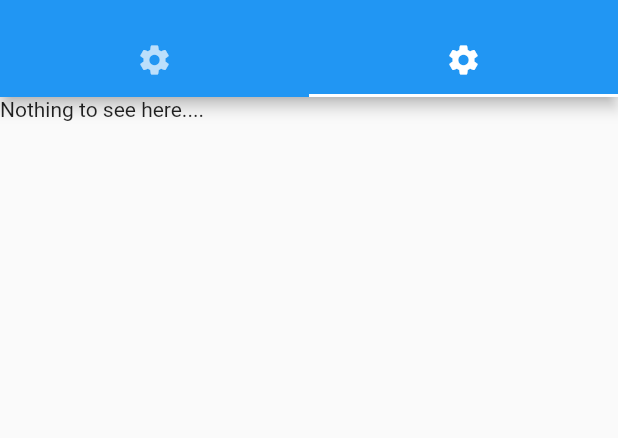
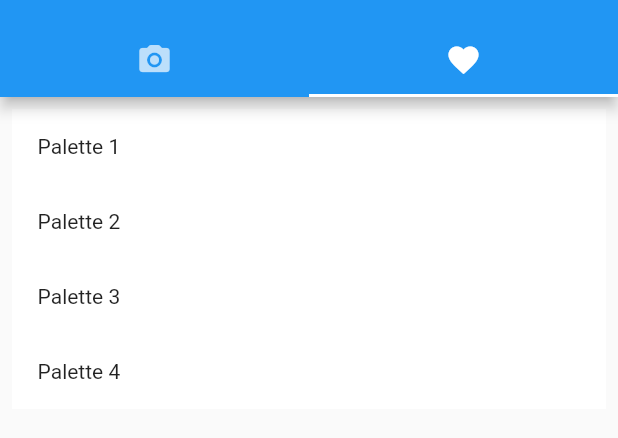
Before and after one commit to sudotensor/arcus, a Flutter app: the screen it shows after launch, tab 2 chosen, on a phone screen of 412 x 824 dp, the part 59-497 px from its top. Run offline on Flutter 3.47's test engine with Material 2 defaults, Android fonts, the phone set to English and light mode, and no system bars; our stand-ins replace image_picker.

Commit message:
update favourites tab
The favourites tab now has a skeleton to display favourite palettes from a list

```diff
--- /dev/null
+++ b/lib/favourites.dart
@@ -0,0 +1,28 @@
+import 'package:flutter/material.dart';
+
+class Favourites extends StatefulWidget {
+  @override
+  _FavouritesState createState() => _FavouritesState();
+}
+
+class _FavouritesState extends State<Favourites> {
+  final List<String> favourites = <String>['Palette 1', 'Palette 2', 'Palette 3', 'Palette 4'];
+
+  @override
+  Widget build(BuildContext context) {
+    return ListView.builder(
+        padding: const EdgeInsets.all(8),
+        itemCount: favourites.length,
+        itemBuilder: (BuildContext context, int index) {
+          return Container(
+            height: 50,
+            color: Colors.white,
+            child: Align(
+                alignment: Alignment(-0.9, 0.0),
+                child: Text('${favourites[index]}'),
+            ),
+          );
+        },
+    );
+  }
+}
--- a/lib/tabs.dart
+++ b/lib/tabs.dart
@@ -1,5 +1,6 @@
 import 'package:flutter/material.dart';
 import './local_image_picker.dart';
+import './favourites.dart';
 
 class MainPage extends StatelessWidget {
   @override
@@ -11,8 +12,8 @@ class MainPage extends StatelessWidget {
                 appBar: AppBar(
                     bottom: TabBar(
                         tabs: [
-                          Tab(icon: Icon(Icons.settings)),
-                          Tab(icon: Icon(Icons.settings)),
+                          Tab(icon: Icon(Icons.camera_alt_rounded)),
+                          Tab(icon: Icon(Icons.favorite)),
                         ]
                     ),
                     title: Text('Arcus')
@@ -20,7 +21,7 @@ class MainPage extends StatelessWidget {
                 body: TabBarView (
                     children: [
                       LocalImagePicker(),
-                      Text('Nothing to see here....'), // Insert future widgets here
+                      Favourites(),
                     ]
                 )
             )
```
